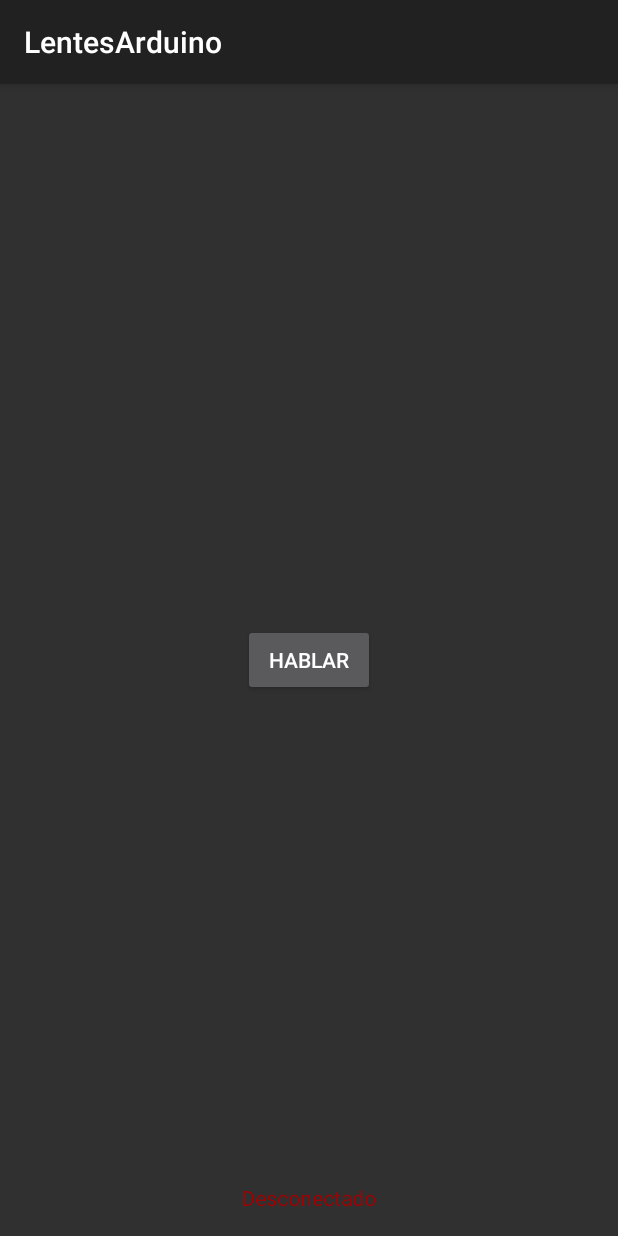
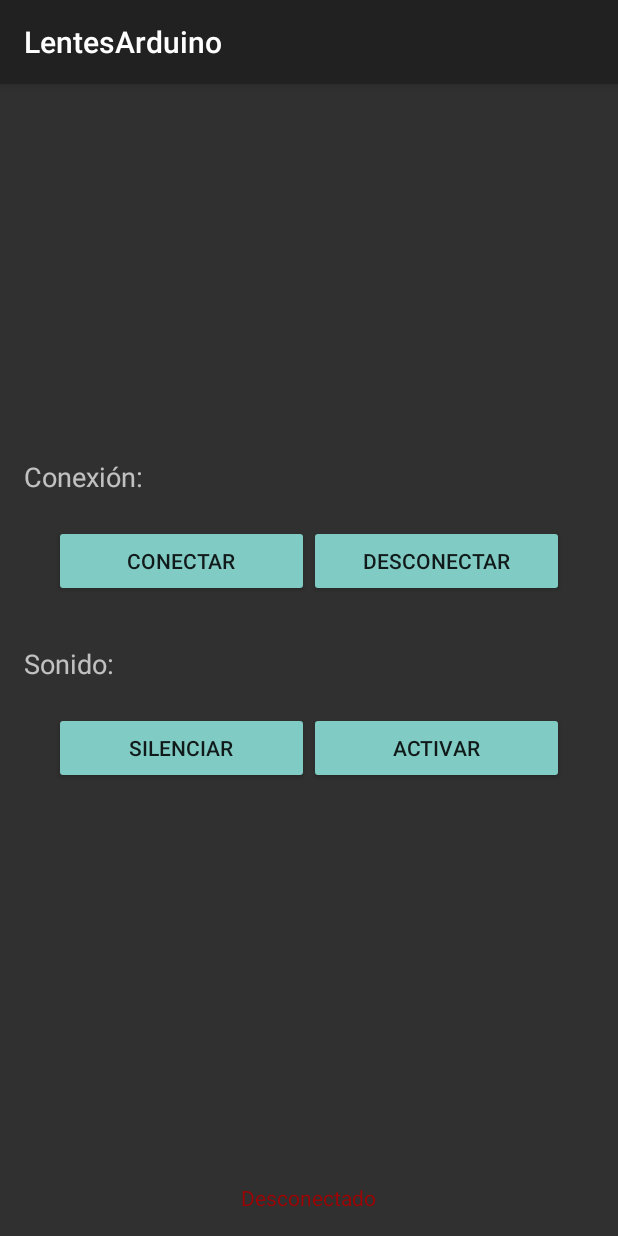
Before and after one commit to Victordgrandis/atr, an Android app: the screen it shows after launch (MainActivity), on a phone screen of 412 x 824 dp. Run offline under Robolectric (Android 15) with nearby library versions, the phone set to English and light mode, and no system bars.

Commit message:
Nuevos botones en la vista, emprolijamiento del main y sonido por izquierda o derecha

```diff
--- a/app/build.gradle
+++ b/app/build.gradle
@@ -25,4 +25,5 @@ dependencies {
     testCompile 'junit:junit:4.12'
     compile 'com.android.support:appcompat-v7:23.2.0'
     compile 'com.android.support:design:23.2.0'
+    compile 'com.android.support:cardview-v7:23.2.0'
 }
--- a/app/src/main/java/com/atr/arduino/lentes/MainActivity.java
+++ b/app/src/main/java/com/atr/arduino/lentes/MainActivity.java
@@ -19,7 +19,6 @@ import android.widget.ArrayAdapter;
 import android.widget.Button;
 import android.widget.ListView;
 import android.widget.TextView;
-import android.widget.Toast;
 import java.io.IOException;
 import java.io.InputStream;
 import java.util.ArrayList;
@@ -30,10 +29,10 @@ import java.util.concurrent.locks.ReentrantLock;
 
 public class MainActivity extends Activity {
     /**
-     * Variables correspondientes a las vistas
+     * Variables de vistas
      */
     TextView Conectado, Distancia;
-    Button Boton;
+    Button botonConectar, botonSilenciar, botonDesconectar, botonActivar;
     public ListView mList;
 
     /**
@@ -55,8 +54,9 @@ public class MainActivity extends Activity {
     /**
      * Hilos
      */
-    Thread workerThread, alertaThread;
+    Thread btThread, alertaThread;
     volatile boolean stopWorker;
+    boolean cerca = false;
 
     /**
      * Almacenamiento de datos
@@ -64,15 +64,15 @@ public class MainActivity extends Activity {
     ArrayList<String> Datos;
     byte[] readBuffer;
     int readBufferPosition;
-
+    Float anteriorIzq = 0f, anteriorDer = 0f;
     /**
      * Constantes
      */
     private static final UUID uuid = UUID.fromString("00001101-0000-1000-8000-00805F9B34FB");
-    private static final String address = "30:14:06:26:01:02";
+    private static final String address = "98:D3:37:00:82:B3";
     private static final String tag = "alertaProximidad";
-    public static final int VOICE_RECOGNITION_REQUEST_CODE = 1234;
-    public static final int TTS_CHECK_CODE = 1111;
+    public static final int RECONOCIMIENTO_VOZ = 1234;
+    public static final int TTS = 1111;
 
 
     @Override
@@ -82,8 +82,10 @@ public class MainActivity extends Activity {
 
         Conectado = (TextView) findViewById(R.id.conectado);
         //Distancia = (TextView) findViewById(R.id.distancia);
-        Boton = (Button) findViewById(R.id.boton);
-        mList = (ListView) findViewById(R.id.list);
+        botonConectar = (Button) findViewById(R.id.botonConectar);
+        botonDesconectar = (Button) findViewById(R.id.botonDesconectar);
+        botonSilenciar = (Button) findViewById(R.id.botonSilencio);
+        botonActivar = (Button) findViewById(R.id.botonActivar);
         Datos = new ArrayList<>();
         inicializarSonido();
 /*
@@ -94,17 +96,43 @@ public class MainActivity extends Activity {
             Log.e(tag, "Error al conectar dispositivo bluetooth");
         }
 */
-        Boton.setOnClickListener(new View.OnClickListener() {
+
+        botonConectar.setOnClickListener(new View.OnClickListener() {
             public void onClick(View v) {
-                startVoiceRecognitionActivity();
-/*
+                //reconocerVoz();
                 try {
                     buscarBT();
                     conectarBT();
                 } catch (IOException ex) {
                     Log.e(tag, "Error al conectar dispositivo bluetooth");
                 }
-*/
+
+            }
+        });
+
+        botonDesconectar.setOnClickListener(new View.OnClickListener()
+        {
+            public void onClick(View v)
+            {
+                try
+                {
+                    cerrarBT();
+                }
+                catch (IOException ex) { }
+            }
+        });
+
+        botonSilenciar.setOnClickListener(new View.OnClickListener() {
+            public void onClick(View v) {
+                silenciar = true;
+
+            }
+        });
+
+        botonActivar.setOnClickListener(new View.OnClickListener() {
+            public void onClick(View v) {
+                silenciar = false;
+
             }
         });
     }
@@ -112,7 +140,8 @@ public class MainActivity extends Activity {
     public boolean onKeyDown(int keycode, KeyEvent e) {
         switch(keycode) {
             case KeyEvent.KEYCODE_HEADSETHOOK:
-                startVoiceRecognitionActivity();
+            case KeyEvent.KEYCODE_MENU:
+                reconocerVoz();
                 return true;
         }
 
@@ -176,7 +205,7 @@ public class MainActivity extends Activity {
         stopWorker = false; // Continúe ejecutando
         readBufferPosition = 0;
         readBuffer = new byte[1024];
-        workerThread = new Thread(new Runnable() {
+        btThread = new Thread(new Runnable() {
             public void run() {
                 while (!Thread.currentThread().isInterrupted() && !stopWorker) {
                     try {
@@ -208,7 +237,7 @@ public class MainActivity extends Activity {
             }
         });
 
-        workerThread.start();
+        btThread.start();
     }
 
     @SuppressLint("SetTextI18n")
@@ -239,9 +268,9 @@ public class MainActivity extends Activity {
                 listo = true;
             }
         });
-        Intent checkIntent = new Intent();
-        checkIntent.setAction(TextToSpeech.Engine.ACTION_CHECK_TTS_DATA);
-        startActivityForResult(checkIntent, TTS_CHECK_CODE);
+        Intent intent = new Intent();
+        intent.setAction(TextToSpeech.Engine.ACTION_CHECK_TTS_DATA);
+        startActivityForResult(intent, TTS);
     }
 
     void alertar(){
@@ -264,18 +293,29 @@ public class MainActivity extends Activity {
         // Avisa proximidad por sonido o TTS
         int sensor;
         Float distancia;
-        Float anteriorIzq = 0f, anteriorDer = 0f;
-        Lock lock = new ReentrantLock(); // Cerrojo de control de concurrencia
+        ReentrantLock lock = new ReentrantLock(); // Cerrojo de control de concurrencia
         if (Datos.size() > 1) {
-            if(Float.parseFloat(Datos.get(Datos.size() - 1))>2000){
+            if(Float.parseFloat(Datos.get(Datos.size() - 1)) > 2000){
+                // Sensor izquierdo
                 distancia = Float.parseFloat(Datos.get(Datos.size() - 1)) - 2000f;
                 Log.d(tag,"Izquierda: " +distancia);
                 sensor = 2;
             } else {
+                // Sensor derecho
                 distancia = Float.parseFloat(Datos.get(Datos.size() - 1)) - 1000f;
                 Log.d(tag,"Derecha: " +distancia);
                 sensor = 1;
             }
+
+            /* Siempre devuelve falso
+            if(lock.isHeldByCurrentThread()){
+                Log.d(tag, "Lock held by current thread");
+                if(Math.ceil(distancia/20) != Math.ceil(anteriorIzq/20) || Math.ceil(distancia/20) != Math.ceil(anteriorDer/20)){
+                    lock.unlock();
+                    Log.d(tag, "Desbloqueado por: "+distancia);
+                }
+            }*/
+
             if (lock.tryLock()) {
                 try {
                     if (distancia < 100) {
@@ -318,12 +358,12 @@ public class MainActivity extends Activity {
                         // A mayor distancia avisa por TTS
                         if(sensor == 1){
                             if(Math.ceil(distancia/10) == Math.ceil(anteriorDer/10)){
-                                avisoVoz(String.valueOf(Math.round(distancia)) + " por derecha");
+                                avisoVoz(String.valueOf(Math.round(distancia)) + " derecha");
                             }
                             anteriorDer = distancia;
                         } else {
                             if(Math.ceil(distancia/10) == Math.ceil(anteriorIzq/10)){
-                                avisoVoz(String.valueOf(Math.round(distancia)) + " por izquierda");
+                                avisoVoz(String.valueOf(Math.round(distancia)) + " izquierda");
                             }
                             anteriorIzq = distancia;
                         }
@@ -340,9 +380,9 @@ public class MainActivity extends Activity {
         if(!silenciar) {
             if (listo) {
                 if(sensor == 1){
-                    soundPool.play(soundID, 0.5f, 0.5f, 1, 0, 1f);
+                    soundPool.play(soundID, 0.0f, 0.5f, 1, 0, 1f);
                 } else {
-                    soundPool.play(soundID, 0.5f, 0.5f, 1, 0, 1f);
+                    soundPool.play(soundID, 0.5f, 0.0f, 1, 0, 1f);
                 }
                 Thread.sleep(t);
             }
@@ -363,12 +403,12 @@ public class MainActivity extends Activity {
      * Métodos de reconocimiento de voz y TTS
      */
 
-    public void startVoiceRecognitionActivity() {
+    public void reconocerVoz() {
         // Llama a la aplicación de reconocimiento de voz del dispositivo
         Intent intent = new Intent(RecognizerIntent.ACTION_RECOGNIZE_SPEECH);
         intent.putExtra(RecognizerIntent.EXTRA_LANGUAGE_MODEL, RecognizerIntent.LANGUAGE_MODEL_FREE_FORM);
         intent.putExtra(RecognizerIntent.EXTRA_LANGUAGE_PREFERENCE, "es");
-        startActivityForResult(intent, VOICE_RECOGNITION_REQUEST_CODE);
+        startActivityForResult(intent, RECONOCIMIENTO_VOZ);
     }
 
     @Override
@@ -376,13 +416,12 @@ public class MainActivity extends Activity {
         // Recibe respuesta de la aplicación de reconocimiento de voz del dispositivo
         super.onActivityResult(requestCode, resultCode, data);
 
-        if (requestCode == VOICE_RECOGNITION_REQUEST_CODE && resultCode == RESULT_OK) {
+        if (requestCode == RECONOCIMIENTO_VOZ && resultCode == RESULT_OK) {
             /**
              * Respuesta Intent reconocimiento de voz
              */
             ArrayList<String> resultados = data.getStringArrayListExtra(RecognizerIntent.EXTRA_RESULTS); // ArrayList donde almacenar las palabras interpretadas
             if(!resultados.isEmpty()){
-                mList.setAdapter(new ArrayAdapter<String>(this, android.R.layout.simple_list_item_1, resultados)); // Muestra matches en ListView
 
                 /**
                  * Acciones lanzadas por comando de voz
@@ -416,7 +455,7 @@ public class MainActivity extends Activity {
                     }
                 }
             }
-        } else if (requestCode == TTS_CHECK_CODE) {
+        } else if (requestCode == TTS) {
             /**
              * Respuesta Intent inicialización TTS
              */
--- a/app/src/main/res/layout/activity_main.xml
+++ b/app/src/main/res/layout/activity_main.xml
@@ -8,40 +8,84 @@
     android:paddingTop="@dimen/activity_vertical_margin"
     tools:context="com.atr.arduino.lentes.MainActivity" >
 
+
+    <TextView
+        android:layout_width="wrap_content"
+        android:layout_height="wrap_content"
+        android:textAppearance="?android:attr/textAppearanceMedium"
+        android:text="Conexión:"
+        android:id="@+id/textView"
+        android:layout_above="@+id/LinearLayout"
+        android:layout_alignParentStart="true" />
     <LinearLayout
         android:id="@+id/LinearLayout"
-        android:layout_width="200dp"
-        android:layout_height="wrap_content"
+        android:layout_width="match_parent"
+        android:layout_height="220dp"
         android:layout_centerHorizontal="true"
         android:layout_centerVertical="true"
         android:orientation="vertical">
 
-        <ListView
+
+       <!-- <ListView
             android:id="@+id/list"
             android:layout_width="wrap_content"
             android:layout_height="wrap_content"
-            android:layout_gravity="center"/>
+            android:layout_gravity="center"/>-->
 
         <LinearLayout
-            android:layout_width="wrap_content"
-            android:layout_height="match_parent"
+            android:layout_width="match_parent"
+            android:layout_height="100dp"
             android:orientation="horizontal"
             android:layout_gravity="center"
             android:padding="20dp">
 
             <Button
-                android:id="@+id/boton"
-                android:layout_width="wrap_content"
+                android:id="@+id/botonConectar"
+                android:layout_width="0dp"
                 android:layout_height="wrap_content"
-                android:text="@string/hablar" />
+                android:layout_weight="1"
+                android:text="@string/conectar"
+                style="@style/Widget.AppCompat.Button.Colored"/>
+
+            <Button
+                android:id="@+id/botonDesconectar"
+                android:layout_weight="1"
+                android:layout_width="0dp"
+                android:layout_height="wrap_content"
+                android:text="@string/desconectar"
+                style="@style/Widget.AppCompat.Button.Colored"/>
         </LinearLayout>
 
-    <!--<TextView
-        android:layout_width="wrap_content"
-        android:layout_height="wrap_content"
-        android:text="@string/distancia"
-        android:id="@+id/distancia"
-        android:layout_gravity="center"/>-->
+        <TextView
+            android:layout_width="wrap_content"
+            android:layout_height="wrap_content"
+            android:textAppearance="?android:attr/textAppearanceMedium"
+            android:text="Sonido:"
+            android:id="@+id/textView2"
+            android:layout_below="@+id/LinearLayout"
+            android:layout_alignParentStart="true" />
+
+        <LinearLayout
+            android:layout_width="match_parent"
+            android:layout_height="100dp"
+            android:orientation="horizontal"
+            android:layout_gravity="center"
+            android:padding="20dp">
+            <Button
+                android:id="@+id/botonSilencio"
+                android:layout_width="0dp"
+                android:layout_height="wrap_content"
+                android:layout_weight="1"
+                android:text="@string/silenciar"
+                style="@style/Widget.AppCompat.Button.Colored"/>
+            <Button
+                android:id="@+id/botonActivar"
+                android:layout_width="0dp"
+                android:layout_weight="1"
+                android:layout_height="wrap_content"
+                android:text="@string/activar"
+                style="@style/Widget.AppCompat.Button.Colored"/>
+        </LinearLayout>
     </LinearLayout>
 
     <TextView
@@ -52,4 +96,5 @@
         android:textColor="@color/red"
         android:layout_alignParentBottom="true"
         android:layout_centerHorizontal="true"/>
+
 </RelativeLayout>
--- a/app/src/main/res/values/strings.xml
+++ b/app/src/main/res/values/strings.xml
@@ -2,6 +2,10 @@
     <string name="app_name">LentesArduino</string>
     <string name="action_settings">Settings</string>
     <string name="hablar">Hablar</string>
+    <string name="conectar">Conectar</string>
+    <string name="desconectar">Desconectar</string>
+    <string name="silenciar">Silenciar</string>
+    <string name="activar">Activar</string>
     <string name="distancia">Distancia</string>
     <string name="promedio">Promedio</string>
     <string name="error">Error</string>
--- a/app/src/main/res/values/styles.xml
+++ b/app/src/main/res/values/styles.xml
@@ -1,7 +1,7 @@
 <resources>
 
     <!-- Base application theme. -->
-    <style name="AppTheme" parent="Theme.AppCompat.Light.DarkActionBar">
+    <style name="AppTheme" parent="@android:style/Theme.Material">
         <!-- Customize your theme here. -->
         <item name="colorPrimary">@color/colorPrimary</item>
         <item name="colorPrimaryDark">@color/colorPrimaryDark</item>
```
